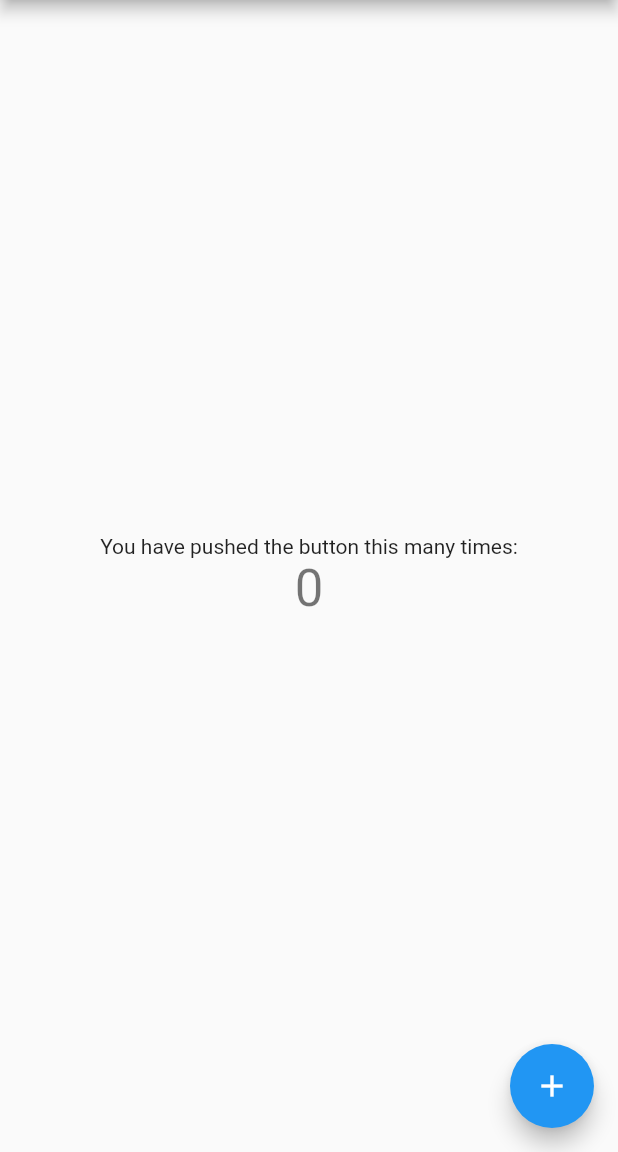
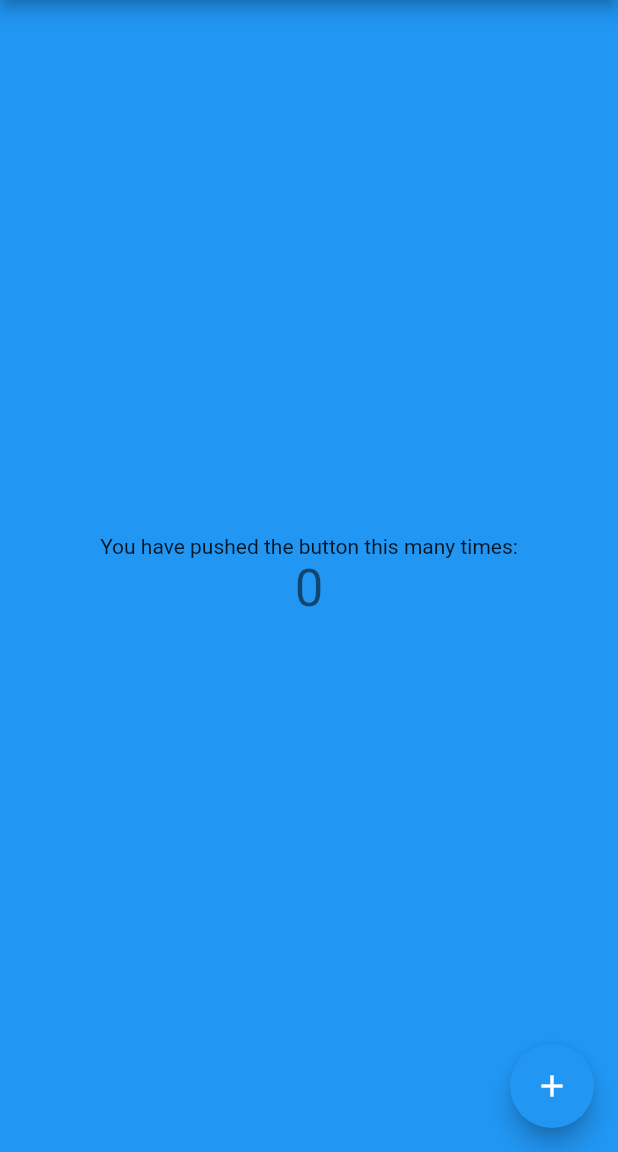
Before and after one commit to korlakanh/Flutter-App, a Flutter app: the screen it shows after launch, on a phone screen of 412 x 824 dp, the part 84-1236 px from its top. Run offline on Flutter 3.47's test engine with Material 2 defaults, Android fonts, the phone set to English and light mode, and no system bars.

Commit message:
remove comment

```diff
--- a/lib/main.dart
+++ b/lib/main.dart
@@ -3,21 +3,13 @@ import 'package:flutter/material.dart';
 void main() => runApp(MyApp());
 
 class MyApp extends StatelessWidget {
-  // This widget is the root of your application.
+
   @override
   Widget build(BuildContext context) {
     return MaterialApp(
       title: 'Flutter Demo',
       theme: ThemeData(
-        // This is the theme of your application.
-        //
-        // Try running your application with "flutter run". You'll see the
-        // application has a blue toolbar. Then, without quitting the app, try
-        // changing the primarySwatch below to Colors.green and then invoke
-        // "hot reload" (press "r" in the console where you ran "flutter run",
-        // or simply save your changes to "hot reload" in a Flutter IDE).
-        // Notice that the counter didn't reset back to zero; the application
-        // is not restarted.
+
         primarySwatch: Colors.blue,
       ),
       home: MyHomePage(title: 'Flutter Demo Home Page'),
@@ -28,14 +20,6 @@ class MyApp extends StatelessWidget {
 class MyHomePage extends StatefulWidget {
   MyHomePage({Key key, this.title}) : super(key: key);
 
-  // This widget is the home page of your application. It is stateful, meaning
-  // that it has a State object (defined below) that contains fields that affect
-  // how it looks.
-
-  // This class is the configuration for the state. It holds the values (in this
-  // case the title) provided by the parent (in this case the App widget) and
-  // used by the build method of the State. Fields in a Widget subclass are
-  // always marked "final".
 
   final String title;
 
@@ -48,47 +32,24 @@ class _MyHomePageState extends State<MyHomePage> {
 
   void _incrementCounter() {
     setState(() {
-      // This call to setState tells the Flutter framework that something has
-      // changed in this State, which causes it to rerun the build method below
-      // so that the display can reflect the updated values. If we changed
-      // _counter without calling setState(), then the build method would not be
-      // called again, and so nothing would appear to happen.
+
       _counter++;
     });
   }
 
   @override
   Widget build(BuildContext context) {
-    // This method is rerun every time setState is called, for instance as done
-    // by the _incrementCounter method above.
-    //
-    // The Flutter framework has been optimized to make rerunning build methods
-    // fast, so that you can just rebuild anything that needs updating rather
-    // than having to individually change instances of widgets.
+
     return Scaffold(
       appBar: AppBar(
-        // Here we take the value from the MyHomePage object that was created by
-        // the App.build method, and use it to set our appbar title.
+
         title: Text(widget.title),
       ),
+      backgroundColor: Colors.blue,
       body: Center(
-        // Center is a layout widget. It takes a single child and positions it
-        // in the middle of the parent.
+
         child: Column(
-          // Column is also a layout widget. It takes a list of children and
-          // arranges them vertically. By default, it sizes itself to fit its
-          // children horizontally, and tries to be as tall as its parent.
-          //
-          // Invoke "debug painting" (press "p" in the console, choose the
-          // "Toggle Debug Paint" action from the Flutter Inspector in Android
-          // Studio, or the "Toggle Debug Paint" command in Visual Studio Code)
-          // to see the wireframe for each widget.
-          //
-          // Column has various properties to control how it sizes itself and
-          // how it positions its children. Here we use mainAxisAlignment to
-          // center the children vertically; the main axis here is the vertical
-          // axis because Columns are vertical (the cross axis would be
-          // horizontal).
+
           mainAxisAlignment: MainAxisAlignment.center,
           children: <Widget>[
             Text(
@@ -105,7 +66,7 @@ class _MyHomePageState extends State<MyHomePage> {
         onPressed: _incrementCounter,
         tooltip: 'Increment',
         child: Icon(Icons.add),
-      ), // This trailing comma makes auto-formatting nicer for build methods.
+      ),
     );
   }
 }
```
